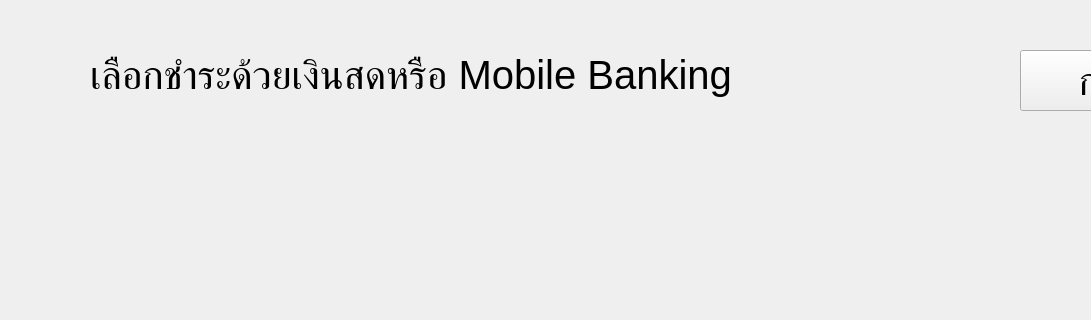
First picture: the form in ui/payment.ui, repository napassadol/rent_room_pyqt, before the edit; both pictures show x 0 to 1091 and y 0 to 320 of the 1280 by 800 pixel window.
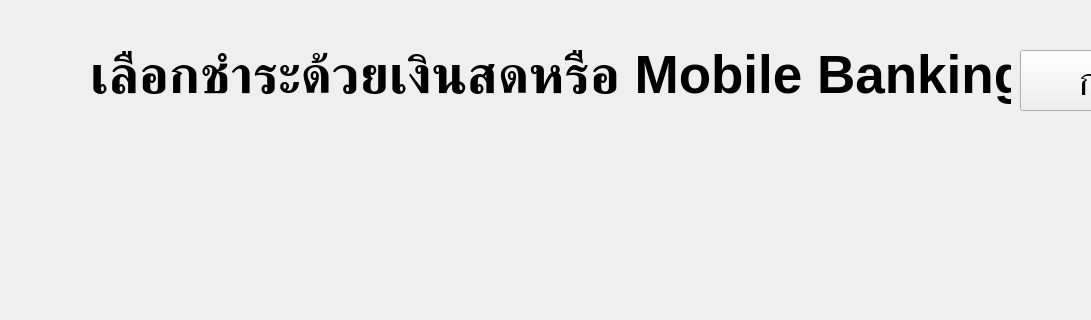
Second picture: the form after the edit. Icons and pictures are not drawn.

The edit to the form file:
```diff
--- a/ui/payment.ui
+++ b/ui/payment.ui
@@ -36,7 +36,9 @@
     </property>
     <property name="font">
      <font>
-      <pointsize>30</pointsize>
+      <pointsize>40</pointsize>
+      <weight>75</weight>
+      <bold>true</bold>
      </font>
     </property>
     <property name="text">
```
